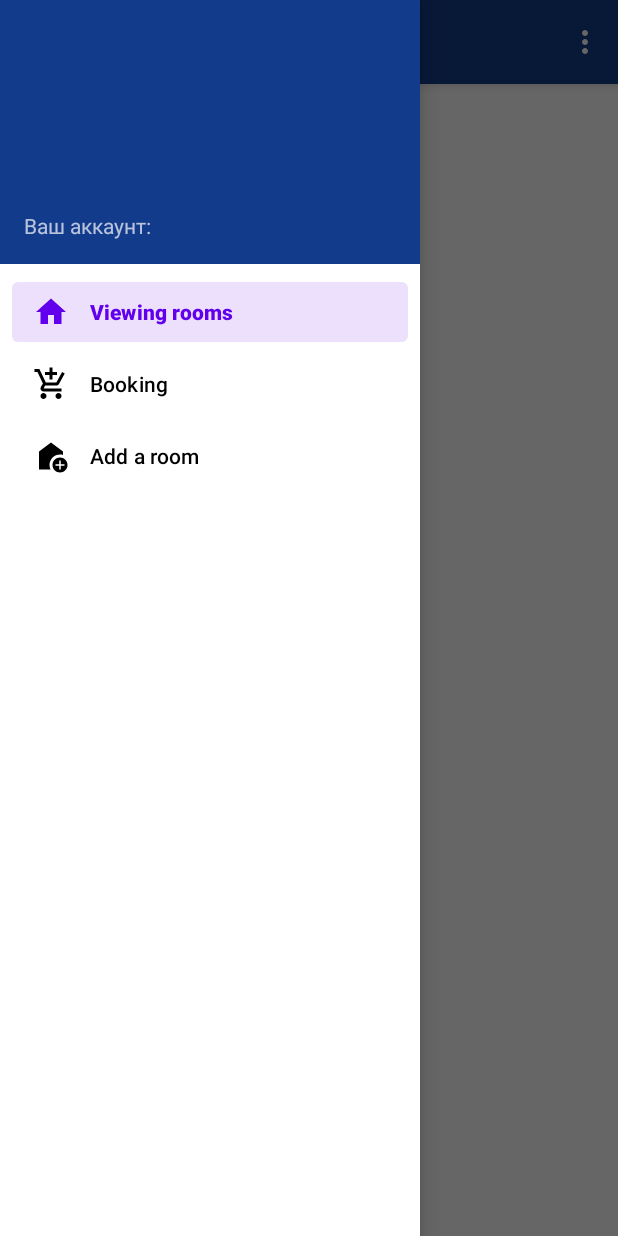
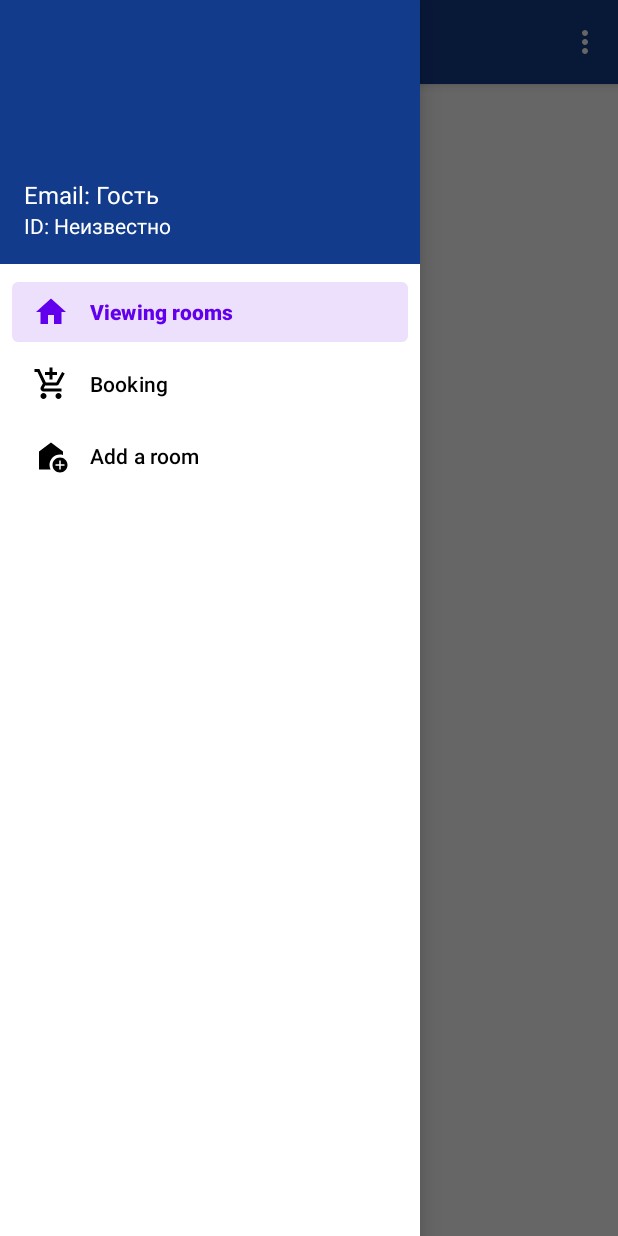
Before and after one commit to Nipplexxx/Hotel_app_mobile, an Android app: the MainActivity screen opened directly, with no data from a screen before it, with the side drawer open, on a phone screen of 412 x 824 dp. Run offline under Robolectric (Android 15) with nearby library versions, the phone set to English and light mode, and no system bars; our stand-ins replace Firebase (no records; nobody signed in at launch, a user with empty details on screens opened directly), navigation-ui.

Commit message:
Доработан дизайн и исправлены ошибки

```diff
--- a/app/src/main/java/com/example/hotel_app/MainActivity.kt
+++ b/app/src/main/java/com/example/hotel_app/MainActivity.kt
@@ -2,6 +2,7 @@ package com.example.hotel_app
 
 import android.os.Bundle
 import android.view.Menu
+import android.widget.TextView
 import com.google.android.material.snackbar.Snackbar
 import com.google.android.material.navigation.NavigationView
 import androidx.navigation.findNavController
@@ -23,28 +24,24 @@ class MainActivity : AppCompatActivity() {
         binding = ActivityMainBinding.inflate(layoutInflater)
         setContentView(binding.root)
 
-        // Получаем почту пользователя из Intent
-        val userEmail = intent.getStringExtra("userEmail")
+        // Получаем данные пользователя из Intent
+        val userEmail = intent.getStringExtra("userEmail") ?: "Гость"
+        val userId = intent.getStringExtra("userId") ?: "Неизвестно"
 
-        // Передаем почту пользователя в BookingsFragment
-        val bookingsFragment = BookingsFragment()
-        val bundle = Bundle()
-        bundle.putString("userEmail", userEmail)
-        bookingsFragment.arguments = bundle
-        setContentView(binding.root)
         setSupportActionBar(binding.appBarMain.toolbar)
         val drawerLayout: DrawerLayout = binding.drawerLayout
         val navView: NavigationView = binding.navView
         val navController = findNavController(R.id.nav_host_fragment_content_main)
 
-        // Извлекать пользовательские данные из Intent extras
-        intent.getStringExtra("userId")
-        intent.getStringExtra("login")
-        intent.getStringExtra("password")
-        intent.getStringExtra("role")
+        // Обновляем TextView в заголовке меню
+        val headerView = navView.getHeaderView(0)
+        val tvUserEmail = headerView.findViewById<TextView>(R.id.tvUserEmail)
+        val tvUserId = headerView.findViewById<TextView>(R.id.tvUserId)
 
-        // Передача каждого идентификатора меню в виде набора идентификаторов
-        // меню следует рассматривать как пункты назначения высшего уровня.
+        tvUserEmail.text = "Email: $userEmail" // Устанавливаем почту
+        tvUserId.text = "ID: $userId" // Устанавливаем ID пользователя
+
+        // Настройка верхнего уровня навигации
         appBarConfiguration = AppBarConfiguration(
             setOf(
                 R.id.nav_home, R.id.nav_gallery, R.id.nav_slideshow
@@ -55,7 +52,6 @@ class MainActivity : AppCompatActivity() {
     }
 
     override fun onCreateOptionsMenu(menu: Menu): Boolean {
-        // Расширьте меню; это добавит элементы на панель действий, если она присутствует.
         menuInflater.inflate(R.menu.main, menu)
         return true
     }
--- a/app/src/main/java/com/example/hotel_app/ui/input/InputActivity.kt
+++ b/app/src/main/java/com/example/hotel_app/ui/input/InputActivity.kt
@@ -49,15 +49,18 @@ class InputActivity : AppCompatActivity() {
                 override fun onDataChange(snapshot: DataSnapshot) {
                     var userExists = false
                     var userRole: String? = null
+                    var userId: String? = null
 
                     for (userSnapshot in snapshot.children) {
                         val userEmail = userSnapshot.child("email").getValue(String::class.java)
                         val userPassword = userSnapshot.child("password").getValue(String::class.java)
                         val role = userSnapshot.child("role").getValue(String::class.java)
+                        val id = userSnapshot.key // Получаем ID пользователя из Firebase
 
                         if (userEmail == email && userPassword == password) {
                             userExists = true
                             userRole = role
+                            userId = id
                             break
                         }
                     }
@@ -65,7 +68,8 @@ class InputActivity : AppCompatActivity() {
                     if (userExists) {
                         val intent = Intent(this@InputActivity, MainActivity::class.java)
                         intent.putExtra("userRole", userRole)
-                        intent.putExtra("userEmail", email) // Добавляем почту пользователя в Intent
+                        intent.putExtra("userEmail", email) // Передаем почту
+                        intent.putExtra("userId", userId) // Передаем ID пользователя
                         startActivity(intent)
                         finish()
                     } else {
--- a/app/src/main/res/layout/activity_main.xml
+++ b/app/src/main/res/layout/activity_main.xml
@@ -1,5 +1,6 @@
 <?xml version="1.0" encoding="utf-8"?>
-<androidx.drawerlayout.widget.DrawerLayout xmlns:android="http://schemas.android.com/apk/res/android"
+<androidx.drawerlayout.widget.DrawerLayout
+    xmlns:android="http://schemas.android.com/apk/res/android"
     xmlns:app="http://schemas.android.com/apk/res-auto"
     xmlns:tools="http://schemas.android.com/tools"
     android:id="@+id/drawer_layout"
@@ -8,12 +9,14 @@
     android:fitsSystemWindows="true"
     tools:openDrawer="start">
 
+    <!-- Включаем основной контент приложения -->
     <include
         android:id="@+id/app_bar_main"
         layout="@layout/app_bar_main"
         android:layout_width="match_parent"
         android:layout_height="match_parent" />
 
+    <!-- Навигационное меню -->
     <com.google.android.material.navigation.NavigationView
         android:id="@+id/nav_view"
         android:layout_width="wrap_content"
--- a/app/src/main/res/layout/nav_header_main.xml
+++ b/app/src/main/res/layout/nav_header_main.xml
@@ -1,6 +1,5 @@
 <?xml version="1.0" encoding="utf-8"?>
 <LinearLayout xmlns:android="http://schemas.android.com/apk/res/android"
-    xmlns:app="http://schemas.android.com/apk/res-auto"
     android:layout_width="match_parent"
     android:layout_height="@dimen/nav_header_height"
     android:background="#133B8B"
@@ -12,9 +11,22 @@
     android:paddingBottom="@dimen/activity_vertical_margin"
     android:theme="@style/ThemeOverlay.AppCompat.Dark">
 
+    <!-- Email пользователя -->
     <TextView
-        android:id="@+id/textView"
+        android:id="@+id/tvUserEmail"
         android:layout_width="wrap_content"
         android:layout_height="wrap_content"
-        android:text="Ваш аккаунт:" />
+        android:text="Ваш аккаунт:"
+        android:textColor="@android:color/white"
+        android:textSize="16sp" />
+
+    <!-- ID пользователя -->
+    <TextView
+        android:id="@+id/tvUserId"
+        android:layout_width="wrap_content"
+        android:layout_height="wrap_content"
+        android:text="Ваш ID:"
+        android:textColor="@android:color/white"
+        android:textSize="14sp" />
+
 </LinearLayout>
```
